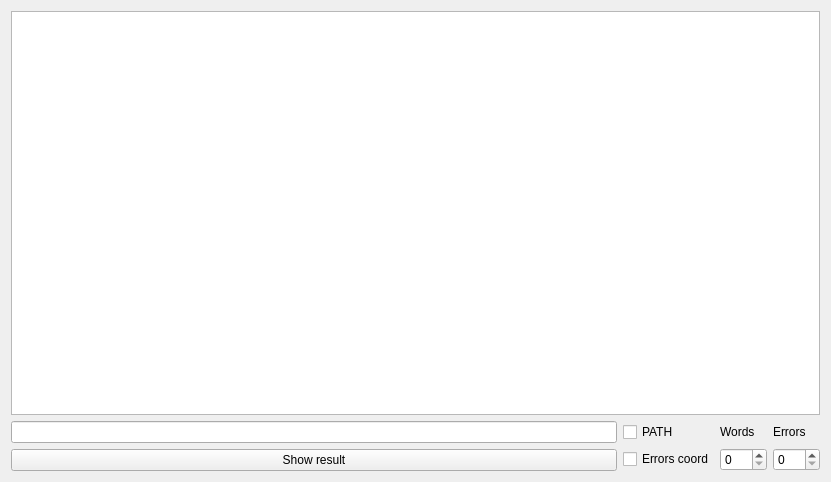
Qt form mainwindow.ui (MadCatDestiny/Hamming-messenger) before a commit.
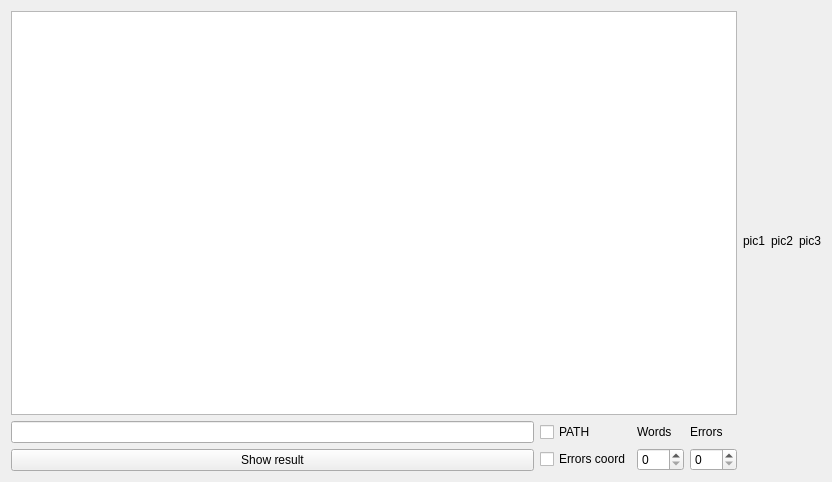
The same form after that commit.

The edit to the form file:
```diff
--- a/mainwindow.ui
+++ b/mainwindow.ui
@@ -6,7 +6,7 @@
    <rect>
     <x>0</x>
     <y>0</y>
-    <width>831</width>
+    <width>832</width>
     <height>482</height>
    </rect>
   </property>
@@ -98,6 +98,27 @@
       </item>
      </layout>
     </item>
+    <item>
+     <widget class="QLabel" name="label_3">
+      <property name="text">
+       <string>pic1</string>
+      </property>
+     </widget>
+    </item>
+    <item>
+     <widget class="QLabel" name="label_4">
+      <property name="text">
+       <string>pic2</string>
+      </property>
+     </widget>
+    </item>
+    <item>
+     <widget class="QLabel" name="label_5">
+      <property name="text">
+       <string>pic3</string>
+      </property>
+     </widget>
+    </item>
    </layout>
   </widget>
  </widget>
```
